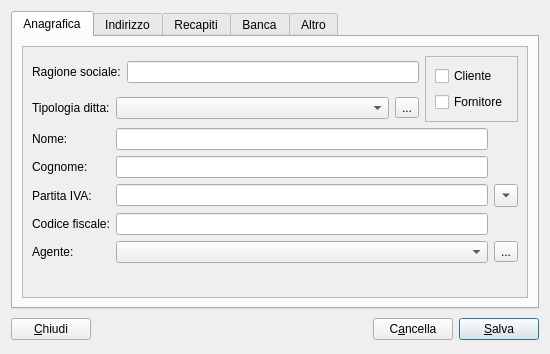
Qt form moduleAnagrafica/anagraficaadddialog.ui (kvsd/Gestionale) before a commit.
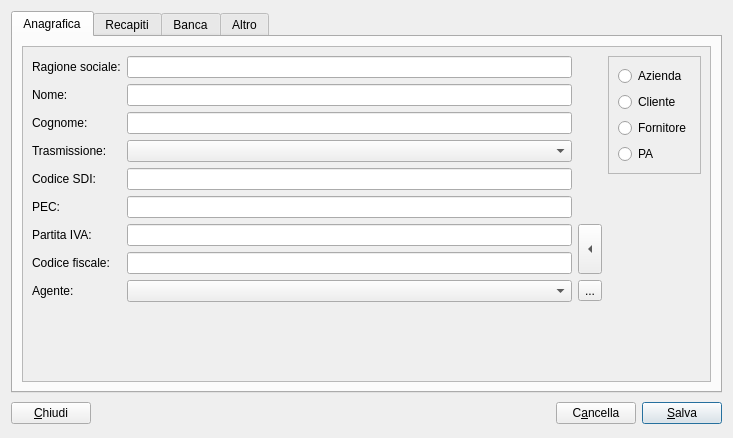
The same form after that commit.

What changed in the file:
```diff
--- a/moduleAnagrafica/anagraficaadddialog.ui
+++ b/moduleAnagrafica/anagraficaadddialog.ui
@@ -6,8 +6,8 @@
    <rect>
     <x>0</x>
     <y>0</y>
-    <width>550</width>
-    <height>354</height>
+    <width>733</width>
+    <height>438</height>
    </rect>
   </property>
   <property name="windowTitle">
@@ -34,94 +34,15 @@
            <rect>
             <x>0</x>
             <y>0</y>
-            <width>508</width>
-            <height>251</height>
+            <width>691</width>
+            <height>335</height>
            </rect>
           </property>
-          <layout class="QVBoxLayout" name="verticalLayout_3">
-           <item>
-            <layout class="QGridLayout" name="gridLayout_5" columnstretch="0,0,1,0,0" columnminimumwidth="0,0,0,0,0">
-             <item row="0" column="0" colspan="2">
-              <widget class="QLabel" name="label">
-               <property name="text">
-                <string>Ragione sociale:</string>
-               </property>
-               <property name="buddy">
-                <cstring>ragSocialeLE</cstring>
-               </property>
-              </widget>
-             </item>
-             <item row="0" column="2" colspan="2">
-              <widget class="QLineEdit" name="ragSocialeLE"/>
-             </item>
-             <item row="0" column="4" rowspan="2">
-              <widget class="QFrame" name="frame">
-               <property name="frameShape">
-                <enum>QFrame::StyledPanel</enum>
-               </property>
-               <property name="frameShadow">
-                <enum>QFrame::Raised</enum>
-               </property>
-               <layout class="QVBoxLayout" name="verticalLayout_2">
-                <item>
-                 <widget class="QCheckBox" name="clienteCKB">
-                  <property name="text">
-                   <string>Cliente</string>
-                  </property>
-                 </widget>
-                </item>
-                <item>
-                 <widget class="QCheckBox" name="fornitoreCKB">
-                  <property name="text">
-                   <string>Fornitore</string>
-                  </property>
-                 </widget>
-                </item>
-               </layout>
-              </widget>
-             </item>
-             <item row="1" column="0">
-              <widget class="QLabel" name="label_2">
-               <property name="text">
-                <string>Tipologia ditta:</string>
-               </property>
-               <property name="buddy">
-                <cstring>tipoDittaCB</cstring>
-               </property>
-              </widget>
-             </item>
-             <item row="1" column="1" colspan="2">
-              <widget class="QComboBox" name="tipoDittaCB"/>
-             </item>
-             <item row="1" column="3">
-              <widget class="QToolButton" name="tipoDittaDlgPB">
-               <property name="text">
-                <string>...</string>
-               </property>
-              </widget>
-             </item>
-            </layout>
-           </item>
+          <layout class="QHBoxLayout" name="horizontalLayout_2">
            <item>
             <layout class="QGridLayout" name="gridLayout_2">
-             <item row="1" column="1">
-              <widget class="QLineEdit" name="cognomeLE"/>
-             </item>
              <item row="1" column="0">
-              <widget class="QLabel" name="label_7">
-               <property name="text">
-                <string>Cognome:</string>
-               </property>
-               <property name="buddy">
-                <cstring>cognomeLE</cstring>
-               </property>
-              </widget>
-             </item>
-             <item row="4" column="1">
-              <widget class="QComboBox" name="agenteCB"/>
-             </item>
-             <item row="0" column="0">
-              <widget class="QLabel" name="label_3">
+              <widget class="QLabel" name="nomeLB">
                <property name="text">
                 <string>Nome:</string>
                </property>
@@ -130,10 +51,17 @@
                </property>
               </widget>
              </item>
-             <item row="2" column="1">
-              <widget class="QLineEdit" name="pivaLE"/>
+             <item row="5" column="0">
+              <widget class="QLabel" name="label_22">
+               <property name="text">
+                <string>PEC:</string>
+               </property>
+               <property name="buddy">
+                <cstring>pecLE</cstring>
+               </property>
+              </widget>
              </item>
-             <item row="2" column="0">
+             <item row="6" column="0">
               <widget class="QLabel" name="label_27">
                <property name="text">
                 <string>Partita IVA:</string>
@@ -143,13 +71,110 @@
                </property>
               </widget>
              </item>
-             <item row="0" column="1">
-              <widget class="QLineEdit" name="nomeLE"/>
+             <item row="3" column="0">
+              <widget class="QLabel" name="label_20">
+               <property name="text">
+                <string>Trasmissione:</string>
+               </property>
+               <property name="buddy">
+                <cstring>trasmissioneCB</cstring>
+               </property>
+              </widget>
+             </item>
+             <item row="2" column="1">
+              <widget class="QLineEdit" name="cognomeLE"/>
+             </item>
+             <item row="5" column="1">
+              <widget class="QLineEdit" name="pecLE"/>
+             </item>
+             <item row="8" column="2">
+              <widget class="QToolButton" name="agentiDlgPB">
+               <property name="text">
+                <string>...</string>
+               </property>
+              </widget>
+             </item>
+             <item row="9" column="1">
+              <spacer name="verticalSpacer_3">
+               <property name="orientation">
+                <enum>Qt::Vertical</enum>
+               </property>
+               <property name="sizeHint" stdset="0">
+                <size>
+                 <width>20</width>
+                 <height>40</height>
+                </size>
+               </property>
+              </spacer>
+             </item>
+             <item row="4" column="0">
+              <widget class="QLabel" name="label_21">
+               <property name="text">
+                <string>Codice SDI:</string>
+               </property>
+               <property name="buddy">
+                <cstring>codSdiLE</cstring>
+               </property>
+              </widget>
+             </item>
+             <item row="2" column="0">
+              <widget class="QLabel" name="cognomeLB">
+               <property name="text">
+                <string>Cognome:</string>
+               </property>
+               <property name="buddy">
+                <cstring>cognomeLE</cstring>
+               </property>
+              </widget>
+             </item>
+             <item row="8" column="1">
+              <widget class="QComboBox" name="agenteCB"/>
              </item>
              <item row="3" column="1">
+              <widget class="QComboBox" name="trasmissioneCB"/>
+             </item>
+             <item row="0" column="1">
+              <widget class="QLineEdit" name="ragSocialeLE"/>
+             </item>
+             <item row="6" column="1">
+              <widget class="QLineEdit" name="pivaLE"/>
+             </item>
+             <item row="4" column="1">
+              <widget class="QLineEdit" name="codSdiLE"/>
+             </item>
+             <item row="6" column="2" rowspan="2">
+              <widget class="QToolButton" name="copyPB">
+               <property name="sizePolicy">
+                <sizepolicy hsizetype="Fixed" vsizetype="Minimum">
+                 <horstretch>0</horstretch>
+                 <verstretch>0</verstretch>
+                </sizepolicy>
+               </property>
+               <property name="statusTip">
+                <string>Copia partita iva nel codice fiscale</string>
+               </property>
+               <property name="text">
+                <string>...</string>
+               </property>
+               <property name="arrowType">
+                <enum>Qt::LeftArrow</enum>
+               </property>
+              </widget>
+             </item>
+             <item row="7" column="0">
+              <widget class="QLabel" name="label_26">
+               <property name="text">
+                <string>Codice fiscale:</string>
+               </property>
+               <property name="buddy">
+                <cstring>codFiscaleLE</cstring>
+               </property>
+              </widget>
+             </item>
+             <item row="7" column="1">
               <widget class="QLineEdit" name="codFiscaleLE"/>
              </item>
-             <item row="4" column="0">
+             <item row="8" column="0">
               <widget class="QLabel" name="agenteLB">
                <property name="enabled">
                 <bool>true</bool>
@@ -162,50 +187,77 @@
                </property>
               </widget>
              </item>
-             <item row="3" column="0">
-              <widget class="QLabel" name="label_26">
+             <item row="0" column="0">
+              <widget class="QLabel" name="ragSocialeLB">
                <property name="text">
-                <string>Codice fiscale:</string>
+                <string>Ragione sociale:</string>
                </property>
                <property name="buddy">
                 <cstring>codFiscaleLE</cstring>
                </property>
               </widget>
              </item>
-             <item row="4" column="2">
-              <widget class="QToolButton" name="agentiDlgPB">
-               <property name="text">
-                <string>...</string>
-               </property>
-              </widget>
-             </item>
-             <item row="2" column="2">
-              <widget class="QToolButton" name="copyPB">
-               <property name="statusTip">
-                <string>Copia partita iva nel codice fiscale</string>
-               </property>
-               <property name="text">
-                <string>...</string>
-               </property>
-               <property name="arrowType">
-                <enum>Qt::DownArrow</enum>
-               </property>
-              </widget>
+             <item row="1" column="1">
+              <widget class="QLineEdit" name="nomeLE"/>
              </item>
             </layout>
            </item>
            <item>
-            <spacer name="verticalSpacer">
-             <property name="orientation">
-              <enum>Qt::Vertical</enum>
-             </property>
-             <property name="sizeHint" stdset="0">
-              <size>
-               <width>20</width>
-               <height>7</height>
-              </size>
-             </property>
-            </spacer>
+            <layout class="QVBoxLayout" name="verticalLayout_3">
+             <item>
+              <widget class="QFrame" name="frame">
+               <property name="frameShape">
+                <enum>QFrame::StyledPanel</enum>
+               </property>
+               <property name="frameShadow">
+                <enum>QFrame::Raised</enum>
+               </property>
+               <layout class="QVBoxLayout" name="verticalLayout_2">
+                <item>
+                 <widget class="QRadioButton" name="aziendaRB">
+                  <property name="text">
+                   <string>Azienda</string>
+                  </property>
+                 </widget>
+                </item>
+                <item>
+                 <widget class="QRadioButton" name="clienteRB">
+                  <property name="text">
+                   <string>Cliente</string>
+                  </property>
+                 </widget>
+                </item>
+                <item>
+                 <widget class="QRadioButton" name="fornitoreRB">
+                  <property name="text">
+                   <string>Fornitore</string>
+                  </property>
+                 </widget>
+                </item>
+                <item>
+                 <widget class="QRadioButton" name="paRB">
+                  <property name="text">
+                   <string>PA</string>
+                  </property>
+                 </widget>
+                </item>
+               </layout>
+              </widget>
+             </item>
+             <item>
+              <spacer name="verticalSpacer">
+               <property name="orientation">
+                <enum>Qt::Vertical</enum>
+               </property>
+               <property name="sizeHint" stdset="0">
+                <size>
+                 <width>20</width>
+                 <height>40</height>
+                </size>
+               </property>
+              </spacer>
+             </item>
+            </layout>
            </item>
           </layout>
          </widget>
@@ -215,7 +267,7 @@
      </widget>
      <widget class="QWidget" name="tab_3">
       <attribute name="title">
-       <string>Indirizzo</string>
+       <string>Recapiti</string>
       </attribute>
       <layout class="QHBoxLayout" name="horizontalLayout_11">
        <item>
@@ -323,90 +375,7 @@
                </property>
               </widget>
              </item>
-             <item row="4" column="1">
-              <widget class="QComboBox" name="statoCB">
-               <property name="editable">
-                <bool>false</bool>
-               </property>
-              </widget>
-             </item>
-             <item row="4" column="2">
-              <widget class="QToolButton" name="staoDlgPB">
-               <property name="text">
-                <string>...</string>
-               </property>
-              </widget>
-             </item>
-            </layout>
-           </item>
-           <item>
-            <spacer name="verticalSpacer_2">
-             <property name="orientation">
-              <enum>Qt::Vertical</enum>
-             </property>
-             <property name="sizeHint" stdset="0">
-              <size>
-               <width>20</width>
-               <height>40</height>
-              </size>
-             </property>
-            </spacer>
-           </item>
-          </layout>
-         </widget>
-        </widget>
-       </item>
-      </layout>
-     </widget>
-     <widget class="QWidget" name="tab_4">
-      <attribute name="title">
-       <string>Recapiti</string>
-      </attribute>
-      <layout class="QHBoxLayout" name="horizontalLayout_7">
-       <item>
-        <widget class="QScrollArea" name="scrollArea_3">
-         <property name="widgetResizable">
-          <bool>true</bool>
-         </property>
-         <widget class="QWidget" name="scrollAreaWidgetContents_3">
-          <property name="geometry">
-           <rect>
-            <x>0</x>
-            <y>0</y>
-            <width>508</width>
-            <height>251</height>
-           </rect>
-          </property>
-          <layout class="QVBoxLayout" name="verticalLayout_9">
-           <item>
-            <layout class="QGridLayout" name="gridLayout_3">
-             <item row="0" column="0">
-              <widget class="QLabel" name="label_9">
-               <property name="text">
-                <string>Telefono :</string>
-               </property>
-               <property name="buddy">
-                <cstring>telLE</cstring>
-               </property>
-              </widget>
-             </item>
-             <item row="0" column="1">
-              <widget class="QLineEdit" name="telLE"/>
-             </item>
-             <item row="1" column="0">
-              <widget class="QLabel" name="label_10">
-               <property name="text">
-                <string>Fax :</string>
-               </property>
-               <property name="buddy">
-                <cstring>faxLE</cstring>
-               </property>
-              </widget>
-             </item>
-             <item row="1" column="1">
-              <widget class="QLineEdit" name="faxLE"/>
-             </item>
-             <item row="2" column="0">
+             <item row="7" column="0">
               <widget class="QLabel" name="label_11">
                <property name="text">
                 <string>Cellulare :</string>
```
Left out of the diff: 365 changed lines with no effect on the pictures.
